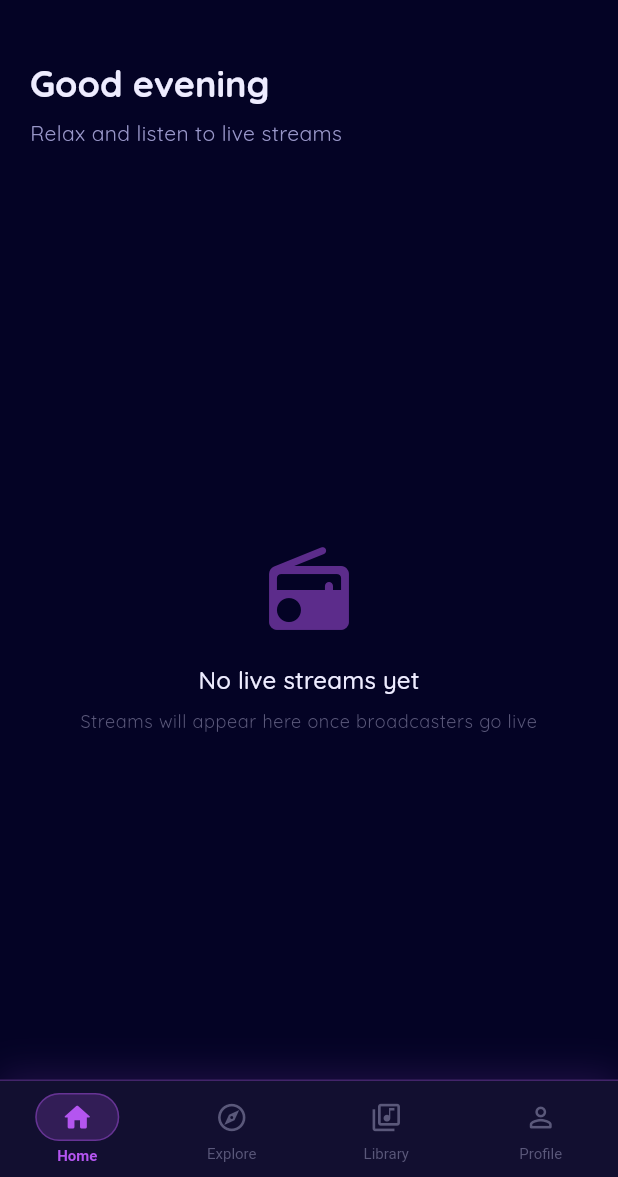
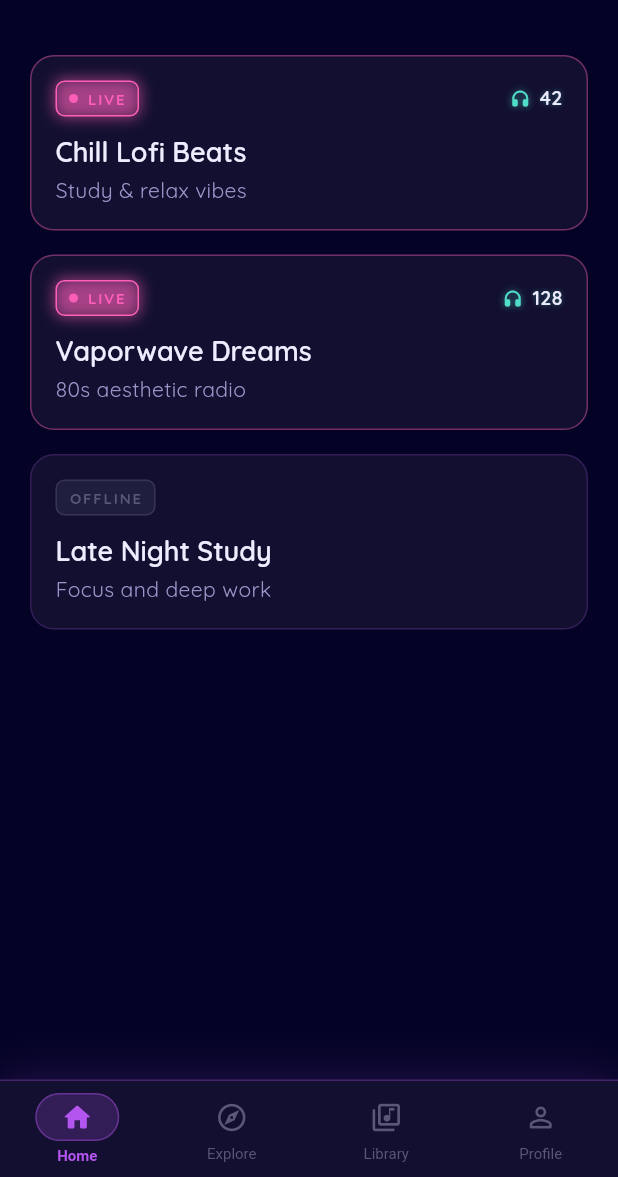
Before and after one commit to azat44/Lullify_Frontend, a Flutter app: the HomePage screen opened by its route, on a phone screen of 412 x 824 dp, the part 59-1236 px from its top. Run offline on Flutter 3.47's test engine with Material 3 defaults, Android fonts, the phone set to English and light mode, and no system bars; our stand-ins replace dio, equatable, flutter_riverpod, flutter_secure_storage, go_router, google_fonts; accounts and stored records are empty.

Commit message:
feat(stream): implement StreamListPage with pull-to-refresh and skeleton loading

```diff
--- a/lib/presentation/pages/home/home_page.dart
+++ b/lib/presentation/pages/home/home_page.dart
@@ -1,44 +1,193 @@
 import 'package:flutter/material.dart';
+import 'package:flutter_riverpod/flutter_riverpod.dart';
 import 'package:lullify_mobile/core/theme/app_colors.dart';
+import 'package:lullify_mobile/domain/entities/stream.dart';
+import 'package:lullify_mobile/presentation/providers/stream_provider.dart';
+import 'package:lullify_mobile/presentation/widgets/listener_count.dart';
+import 'package:lullify_mobile/presentation/widgets/live_badge.dart';
 import 'package:lullify_mobile/presentation/widgets/lullify_app_bar.dart';
 
-class HomePage extends StatelessWidget {
+class HomePage extends ConsumerWidget {
   const HomePage({super.key});
 
   @override
-  Widget build(BuildContext context) {
+  Widget build(BuildContext context, WidgetRef ref) {
+    final state = ref.watch(streamListProvider);
+
     return Scaffold(
       appBar: const LullifyAppBar(title: 'Lullify'),
       body: SafeArea(
-        child: Padding(
-          padding: const EdgeInsets.symmetric(horizontal: 20),
-          child: Column(
-            crossAxisAlignment: CrossAxisAlignment.start,
-            children: [
-              const SizedBox(height: 24),
-              Text('Good evening', style: Theme.of(context).textTheme.headlineLarge),
-              const SizedBox(height: 8),
-              Text('Relax and listen to live streams', style: Theme.of(context).textTheme.bodyMedium),
-              const SizedBox(height: 32),
-              Expanded(
-                child: Center(
-                  child: Column(
-                    mainAxisSize: MainAxisSize.min,
-                    children: [
-                      Icon(Icons.radio_rounded, size: 64, color: AppColors.violet.withValues(alpha: 0.5)),
-                      const SizedBox(height: 16),
-                      Text('No live streams yet', style: Theme.of(context).textTheme.titleMedium),
-                      const SizedBox(height: 8),
-                      Text('Streams will appear here once broadcasters go live',
-                          style: Theme.of(context).textTheme.bodySmall, textAlign: TextAlign.center),
-                    ],
-                  ),
-                ),
+        child: RefreshIndicator(
+          onRefresh: () => ref.read(streamListProvider.notifier).refresh(),
+          color: AppColors.neonCyan,
+          backgroundColor: AppColors.surface,
+          child: switch (state) {
+            StreamListInitial() || StreamListLoading() => const _LoadingList(),
+            StreamListLoaded(:final streams) => _StreamList(streams: streams),
+            StreamListError(:final message) => _ErrorView(
+                message: message,
+                onRetry: () => ref.read(streamListProvider.notifier).refresh(),
               ),
-            ],
-          ),
+          },
         ),
       ),
     );
   }
 }
+
+class _LoadingList extends StatelessWidget {
+  const _LoadingList();
+
+  @override
+  Widget build(BuildContext context) {
+    return ListView.separated(
+      padding: const EdgeInsets.all(20),
+      itemCount: 4,
+      separatorBuilder: (_, __) => const SizedBox(height: 16),
+      itemBuilder: (_, __) => Container(
+        height: 92,
+        decoration: BoxDecoration(
+          color: AppColors.surface,
+          borderRadius: BorderRadius.circular(16),
+          border: Border.all(color: AppColors.violet.withValues(alpha: 0.15)),
+        ),
+      ),
+    );
+  }
+}
+
+class _StreamList extends StatelessWidget {
+  const _StreamList({required this.streams});
+
+  final List<AudioStream> streams;
+
+  @override
+  Widget build(BuildContext context) {
+    if (streams.isEmpty) {
+      return const _EmptyView();
+    }
+
+    return ListView.separated(
+      padding: const EdgeInsets.all(20),
+      itemCount: streams.length,
+      separatorBuilder: (_, __) => const SizedBox(height: 16),
+      itemBuilder: (context, index) => _StreamCard(stream: streams[index]),
+    );
+  }
+}
+
+class _StreamCard extends StatelessWidget {
+  const _StreamCard({required this.stream});
+
+  final AudioStream stream;
+
+  @override
+  Widget build(BuildContext context) {
+    return Container(
+      padding: const EdgeInsets.all(16),
+      decoration: BoxDecoration(
+        color: AppColors.surface,
+        borderRadius: BorderRadius.circular(16),
+        border: Border.all(
+          color: stream.isLive
+              ? AppColors.hotPink.withValues(alpha: 0.4)
+              : AppColors.violet.withValues(alpha: 0.2),
+        ),
+      ),
+      child: Column(
+        crossAxisAlignment: CrossAxisAlignment.start,
+        children: [
+          Row(
+            children: [
+              LiveBadge(isLive: stream.isLive),
+              const Spacer(),
+              if (stream.isLive) ListenerCount(count: stream.listenerCount),
+            ],
+          ),
+          const SizedBox(height: 12),
+          Text(
+            stream.title,
+            style: Theme.of(context).textTheme.titleLarge,
+            maxLines: 1,
+            overflow: TextOverflow.ellipsis,
+          ),
+          if (stream.description != null) ...[
+            const SizedBox(height: 4),
+            Text(
+              stream.description!,
+              style: Theme.of(context).textTheme.bodyMedium,
+              maxLines: 1,
+              overflow: TextOverflow.ellipsis,
+            ),
+          ],
+        ],
+      ),
+    );
+  }
+}
+
+class _EmptyView extends StatelessWidget {
+  const _EmptyView();
+
+  @override
+  Widget build(BuildContext context) {
+    return ListView(
+      padding: const EdgeInsets.all(40),
+      children: [
+        const SizedBox(height: 80),
+        Icon(
+          Icons.radio_rounded,
+          size: 64,
+          color: AppColors.violet.withValues(alpha: 0.5),
+        ),
+        const SizedBox(height: 16),
+        Text(
+          'No live streams yet',
+          textAlign: TextAlign.center,
+          style: Theme.of(context).textTheme.titleMedium,
+        ),
+        const SizedBox(height: 8),
+        Text(
+          'Pull down to refresh',
+          textAlign: TextAlign.center,
+          style: Theme.of(context).textTheme.bodySmall,
+        ),
+      ],
+    );
+  }
+}
+
+class _ErrorView extends StatelessWidget {
+  const _ErrorView({required this.message, required this.onRetry});
+
+  final String message;
+  final VoidCallback onRetry;
+
+  @override
+  Widget build(BuildContext context) {
+    return ListView(
+      padding: const EdgeInsets.all(40),
+      children: [
+        const SizedBox(height: 80),
+        Icon(
+          Icons.error_outline_rounded,
+          size: 64,
+          color: AppColors.hotPink.withValues(alpha: 0.7),
+        ),
+        const SizedBox(height: 16),
+        Text(
+          message,
+          textAlign: TextAlign.center,
+          style: Theme.of(context).textTheme.titleMedium,
+        ),
+        const SizedBox(height: 24),
+        Center(
+          child: OutlinedButton(
+            onPressed: onRetry,
+            child: const Text('Retry'),
+          ),
+        ),
+      ],
+    );
+  }
+}
```
